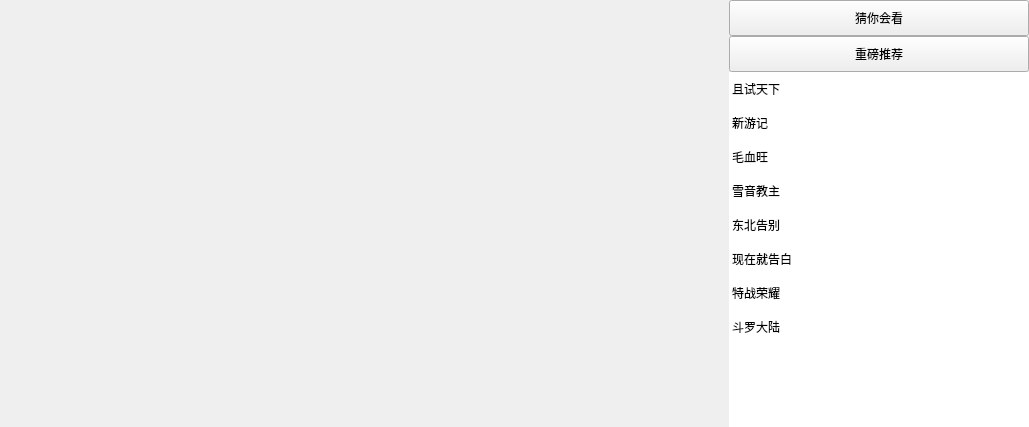
The window that VideoPlayer/mainwidget/StackItemForm.ui (huizhang556/pc-video-player) describes before a commit, drawn with Qt 5.
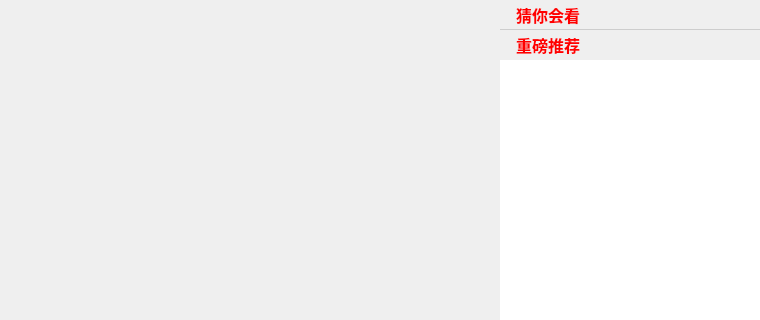
The same window after the commit.

The edit to the form file:
```diff
--- a/VideoPlayer/mainwidget/StackItemForm.ui
+++ b/VideoPlayer/mainwidget/StackItemForm.ui
@@ -6,10 +6,22 @@
    <rect>
     <x>0</x>
     <y>0</y>
-    <width>1029</width>
-    <height>427</height>
+    <width>758</width>
+    <height>320</height>
    </rect>
   </property>
+  <property name="minimumSize">
+   <size>
+    <width>0</width>
+    <height>320</height>
+   </size>
+  </property>
+  <property name="maximumSize">
+   <size>
+    <width>16777215</width>
+    <height>346</height>
+   </size>
+  </property>
   <property name="windowTitle">
    <string>Form</string>
   </property>
@@ -30,13 +42,19 @@
     <number>0</number>
    </property>
    <item>
-    <layout class="QHBoxLayout" name="horizontalLayout" stretch="7,3">
+    <layout class="QHBoxLayout" name="horizontalLayout" stretch="8,2">
      <item>
       <widget class="QStackedWidget" name="stackedWidget_itempic">
        <property name="minimumSize">
         <size>
-         <width>600</width>
-         <height>300</height>
+         <width>500</width>
+         <height>320</height>
+        </size>
+       </property>
+       <property name="maximumSize">
+        <size>
+         <width>16777215</width>
+         <height>320</height>
         </size>
        </property>
        <property name="styleSheet">
@@ -53,13 +71,13 @@
       <widget class="QWidget" name="widget" native="true">
        <property name="minimumSize">
         <size>
-         <width>300</width>
+         <width>260</width>
          <height>0</height>
         </size>
        </property>
        <property name="maximumSize">
         <size>
-         <width>300</width>
+         <width>260</width>
          <height>16777215</height>
         </size>
        </property>
@@ -88,10 +106,36 @@
            <widget class="QPushButton" name="pushButton_rec1">
             <property name="minimumSize">
              <size>
-              <width>0</width>
-              <height>36</height>
+              <width>260</width>
+              <height>30</height>
              </size>
             </property>
+            <property name="maximumSize">
+             <size>
+              <width>260</width>
+              <height>30</height>
+             </size>
+            </property>
+            <property name="styleSheet">
+             <string notr="true">QPushButton
+{
+text-align:left;
+border:1px solid transparent;
+border-bottom-color:#cdcdcd;
+background-color:transparent;
+font-size:16px;
+font-weight:700;
+color:#ff0000;
+padding-left:15px;
+}
+
+QPushButton:hover
+{
+text-align:left;
+color:#ff0000;
+padding-left:15px;
+}</string>
+            </property>
             <property name="text">
              <string>猜你会看</string>
             </property>
@@ -101,10 +145,35 @@
            <widget class="QPushButton" name="pushButton_rec2">
             <property name="minimumSize">
              <size>
-              <width>0</width>
-              <height>36</height>
+              <width>250</width>
+              <height>30</height>
              </size>
             </property>
+            <property name="maximumSize">
+             <size>
+              <width>250</width>
+              <height>30</height>
+             </size>
+            </property>
+            <property name="styleSheet">
+             <string notr="true">QPushButton
+{
+text-align:left;
+border:1px solid transparent;
+background-color:transparent;
+font-size:16px;
+font-weight:700;
+color:#ff0000;
+padding-left:15px;
+}
+
+QPushButton:hover
+{
+text-align:left;
+color:#ff0000;
+padding-left:15px;
+}</string>
+            </property>
             <property name="text">
              <string>重磅推荐</string>
             </property>
@@ -114,8 +183,14 @@
            <widget class="QListWidget" name="listWidget">
             <property name="minimumSize">
              <size>
-              <width>0</width>
-              <height>240</height>
+              <width>260</width>
+              <height>270</height>
+             </size>
+            </property>
+            <property name="maximumSize">
+             <size>
+              <width>260</width>
+              <height>270</height>
              </size>
             </property>
             <property name="styleSheet">
@@ -126,7 +201,7 @@
 QListWidget::item
 {
 font-size:12px;
-margin:8px;
+margin-bottom:3px;
 }
 
 QListWidget::item:hover
@@ -137,46 +212,6 @@
 
 </string>
             </property>
-            <item>
-             <property name="text">
-              <string>且试天下</string>
-             </property>
-            </item>
-            <item>
-             <property name="text">
-              <string>新游记</string>
-             </property>
-            </item>
-            <item>
-             <property name="text">
-              <string>毛血旺</string>
-             </property>
-            </item>
-            <item>
-             <property name="text">
-              <string>雪音教主</string>
-             </property>
-            </item>
-            <item>
-             <property name="text">
-              <string>东北告别</string>
-             </property>
-            </item>
-            <item>
-             <property name="text">
-              <string>现在就告白</string>
-             </property>
-            </item>
-            <item>
-             <property name="text">
-              <string>特战荣耀</string>
-             </property>
-            </item>
-            <item>
-             <property name="text">
-              <string>斗罗大陆</string>
-             </property>
-            </item>
            </widget>
           </item>
          </layout>
```
Left out of the diff: 2 changed lines with no effect on the pictures.
